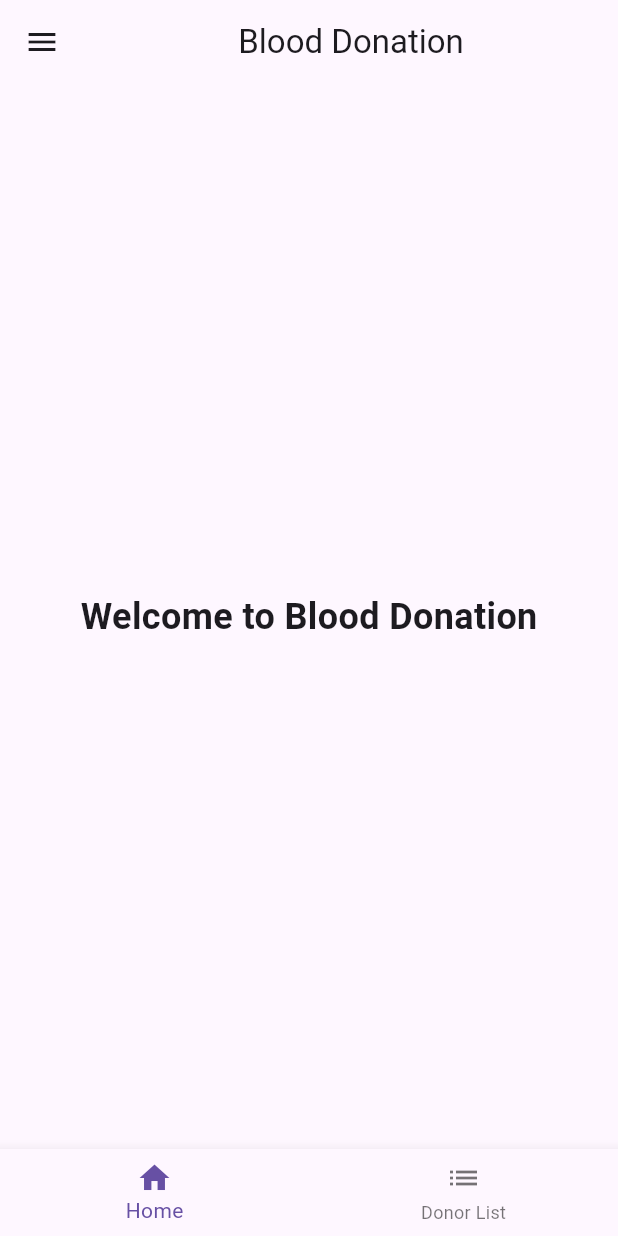
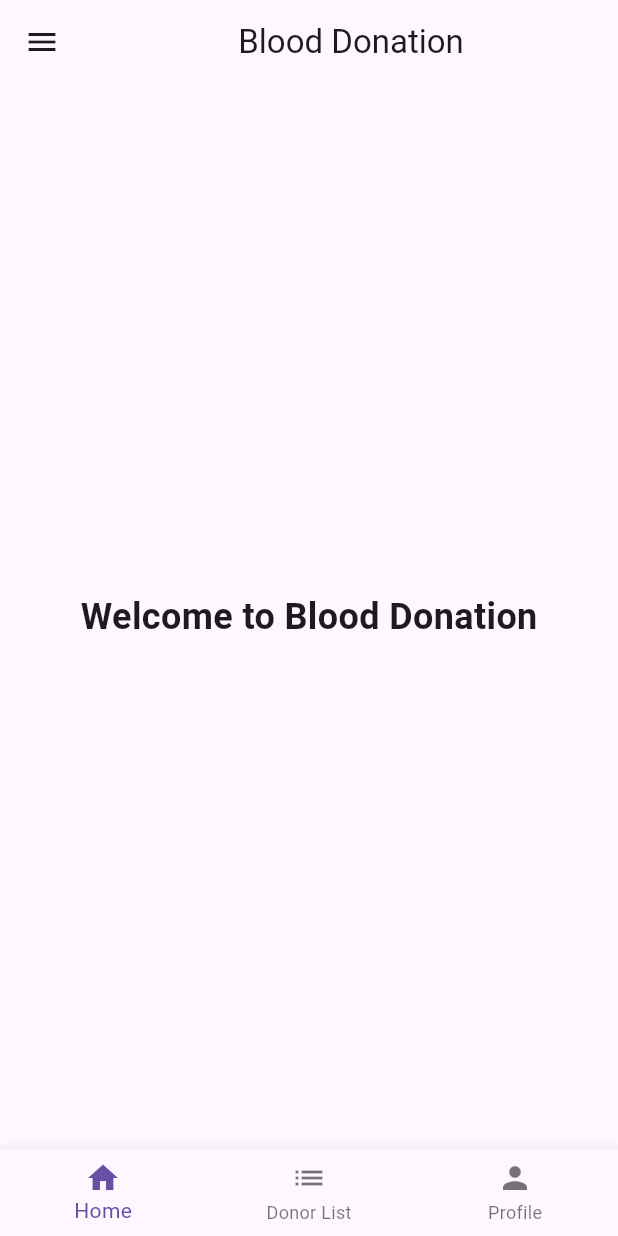
Before and after one commit to sunjilkh/LabTest, a Flutter app: the screen it shows after launch, in the side drawer, after a tap on "Home", on a phone screen of 412 x 824 dp. Run offline on Flutter 3.47's test engine with Material 3 defaults, Android fonts, the phone set to English and light mode, and no system bars.

Commit message:
almost done

```diff
--- a/flutter1/lib/main.dart
+++ b/flutter1/lib/main.dart
@@ -1,4 +1,5 @@
 import 'package:flutter/material.dart';
+import 'profile_page.dart'; // Import the ProfilePage from another file
 
 void main() {
   runApp(BloodDonationApp());
@@ -24,8 +25,9 @@ class _HomeScreenState extends State<HomeScreen> {
   int _currentIndex = 0;
   final List<Widget> _screens = [
     HomePage(),
-    DonorListPage()
-  ]; // Removed ProfilePage
+    DonorListPage(),
+    ProfilePage()
+  ]; // Added ProfilePage
 
   @override
   Widget build(BuildContext context) {
@@ -45,6 +47,7 @@ class _HomeScreenState extends State<HomeScreen> {
         items: [
           BottomNavigationBarItem(icon: Icon(Icons.home), label: "Home"),
           BottomNavigationBarItem(icon: Icon(Icons.list), label: "Donor List"),
+          BottomNavigationBarItem(icon: Icon(Icons.person), label: "Profile"),
         ],
       ),
     );
@@ -85,6 +88,18 @@ class AppDrawer extends StatelessWidget {
             onTap: () {
               Navigator.pop(context); // Close the drawer
               // Navigate to DonorListPage
+              Navigator.pushReplacement(
+                context,
+                MaterialPageRoute(builder: (context) => HomeScreen()),
+              );
+            },
+          ),
+          ListTile(
+            leading: Icon(Icons.person),
+            title: Text('Profile'),
+            onTap: () {
+              Navigator.pop(context); // Close the drawer
+              // Navigate to ProfilePage
               Navigator.pushReplacement(
                 context,
                 MaterialPageRoute(builder: (context) => HomeScreen()),
```
Also changed, not shown: flutter1/lib/profile_page.dart (added).
